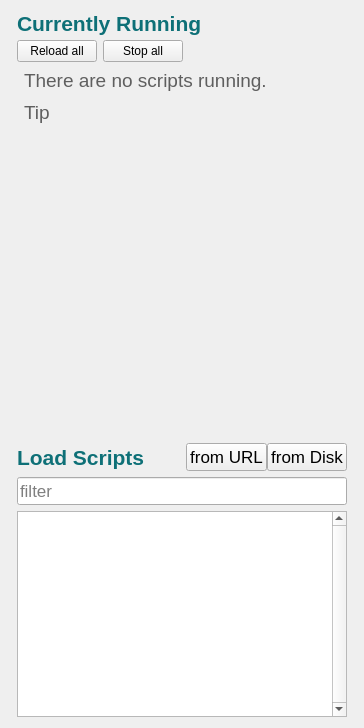
Qt form interface/ui/runningScriptsWidget.ui (vircadia/vircadia-native-core) before a commit.
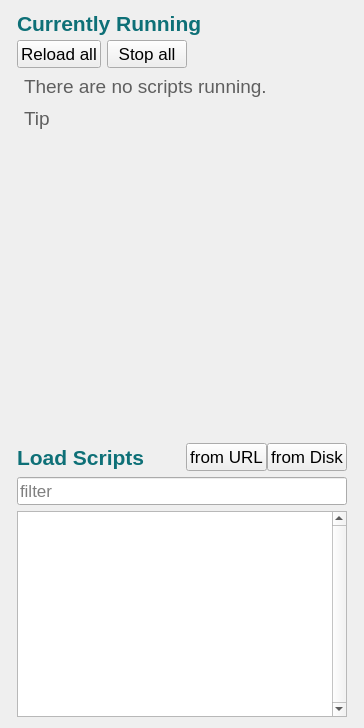
The same form after that commit.

Commit message: Update font sizes in running scripts window

Diff of the .ui file:
```diff
--- a/interface/ui/runningScriptsWidget.ui
+++ b/interface/ui/runningScriptsWidget.ui
@@ -125,6 +125,12 @@
           <verstretch>0</verstretch>
          </sizepolicy>
         </property>
+        <property name="font">
+         <font>
+          <family>Helvetica,Arial,sans-serif</family>
+          <pointsize>13</pointsize>
+         </font>
+        </property>
         <property name="styleSheet">
          <string notr="true">reloadStopButtonArea { padding: 0 }</string>
         </property>
@@ -143,6 +149,12 @@
          </property>
          <item>
           <widget class="QPushButton" name="reloadAllButton">
+           <property name="font">
+            <font>
+             <family>Helvetica,Arial,sans-serif</family>
+             <pointsize>13</pointsize>
+            </font>
+           </property>
            <property name="text">
             <string>Reload all</string>
            </property>
@@ -150,6 +162,12 @@
          </item>
          <item>
           <widget class="QPushButton" name="stopAllButton">
+           <property name="font">
+            <font>
+             <family>Helvetica,Arial,sans-serif</family>
+             <pointsize>13</pointsize>
+            </font>
+           </property>
            <property name="text">
             <string>Stop all</string>
            </property>
@@ -179,6 +197,12 @@
           <verstretch>0</verstretch>
          </sizepolicy>
         </property>
+        <property name="font">
+         <font>
+          <family>Helvetica,Arial,sans-serif</family>
+          <pointsize>13</pointsize>
+         </font>
+        </property>
         <layout class="QVBoxLayout" name="verticalLayout_8">
          <property name="spacing">
           <number>0</number>
```
